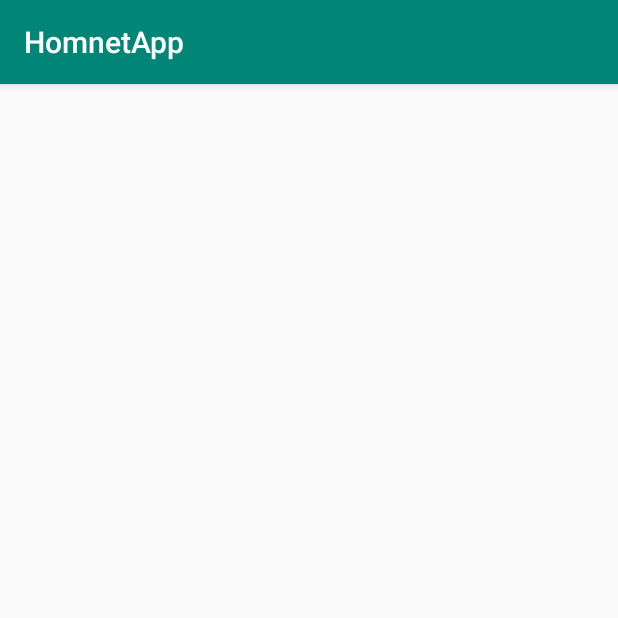
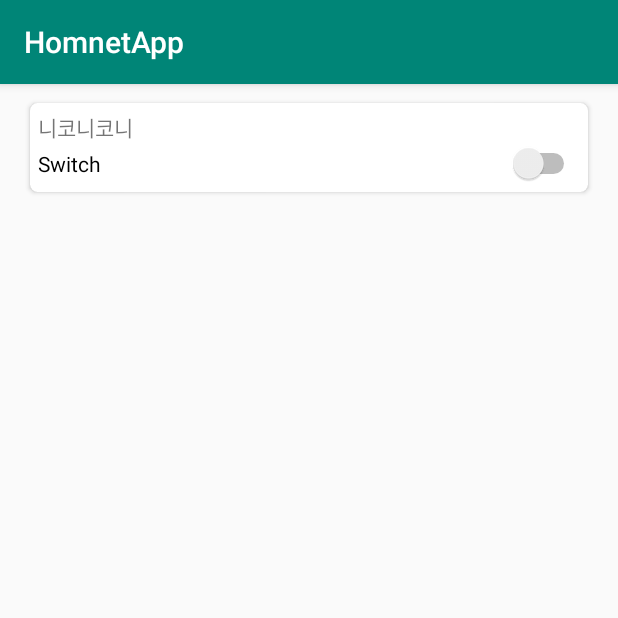
Before and after one commit to Yoogeonhui/LGHomnetAppProject, an Android app: the ControlActivity screen opened directly, with no data from a screen before it, on a phone screen of 412 x 824 dp, the top half of it. Run offline under Robolectric (Android 15) with nearby library versions, the phone set to English and light mode, and no system bars; network calls fail; 1 statement that could not run was skipped.

```diff
--- a/app/src/main/java/com/ygh/org/homnetapp/LoginActivity.java
+++ b/app/src/main/java/com/ygh/org/homnetapp/LoginActivity.java
@@ -49,7 +49,7 @@ public class LoginActivity extends AppCompatActivity {
             @Override
             public void onResponse(Call<String> call, Response<String> response) {
                 Log.d("TAG", response.body());
-                if(!response.body().equals("\"LOGOUT\"")){
+                if(!response.body().equals("\"LOGOUT\"") && !response.body().equals("\"Object reference not set to an instance of an object.\"")){
                     Intent controlIntent = new Intent(currentContext, ControlActivity.class);
                     startActivity(controlIntent);
                 }
@@ -84,7 +84,8 @@ public class LoginActivity extends AppCompatActivity {
         CallbackAfterRequest callbackAfterRequest = (Pair<Boolean, String> result)->{
             Toast.makeText(context, result.second, Toast.LENGTH_LONG).show();
             if(result.first){
-                //TODO
+                Intent intent = new Intent(this, ControlActivity.class);
+                startActivity(intent);
             }
         };
         req.login(inputID, inputPwd, callbackAfterRequest);
--- a/app/src/main/java/com/ygh/org/homnetapp/Request/CallbackAfterRequest.java
+++ b/app/src/main/java/com/ygh/org/homnetapp/Request/CallbackAfterRequest.java
@@ -2,6 +2,8 @@ package com.ygh.org.homnetapp.Request;
 
 import android.util.Pair;
 
+import java.util.Map;
+
 public interface CallbackAfterRequest {
     public void OnResponse(Pair<Boolean, String> result);
 }
--- a/app/src/main/java/com/ygh/org/homnetapp/Request/RequestUtil.java
+++ b/app/src/main/java/com/ygh/org/homnetapp/Request/RequestUtil.java
@@ -74,7 +74,7 @@ public class RequestUtil {
                 }
 
                 if(response.body().contains("ActiveX 초기화")){
-                    callback.OnResponse(new Pair<>(false, "벌써 로그인 되어있습니다."));
+                    callback.OnResponse(new Pair<>(true, "벌써 로그인 되어있습니다."));
                     return;
                 }
 
--- a/app/src/main/res/layout/activity_control.xml
+++ b/app/src/main/res/layout/activity_control.xml
@@ -1,11 +1,59 @@
 <?xml version="1.0" encoding="utf-8"?>
-<LinearLayout xmlns:android="http://schemas.android.com/apk/res/android"
+<android.support.constraint.ConstraintLayout xmlns:android="http://schemas.android.com/apk/res/android"
     xmlns:app="http://schemas.android.com/apk/res-auto"
     xmlns:tools="http://schemas.android.com/tools"
     android:layout_width="match_parent"
     android:layout_height="match_parent"
-    android:orientation = "vertical"
-    tools:context=".ControlActivity">
+    android:orientation="vertical"
+    tools:context=".ControlActivity" >
 
+    <LinearLayout
+        android:id="@+id/Controls"
+        android:layout_width="0dp"
+        android:layout_height="0dp"
+        android:layout_marginStart="8dp"
+        android:layout_marginLeft="8dp"
+        android:layout_marginTop="8dp"
+        android:layout_marginEnd="8dp"
+        android:layout_marginRight="8dp"
+        android:layout_marginBottom="8dp"
+        android:orientation="vertical"
+        app:layout_constraintBottom_toBottomOf="parent"
+        app:layout_constraintEnd_toEndOf="parent"
+        app:layout_constraintStart_toStartOf="parent"
+        app:layout_constraintTop_toTopOf="parent">
 
-</LinearLayout>
+        <android.support.v7.widget.CardView
+            android:layout_width="match_parent"
+            android:layout_height="wrap_content"
+            android:layout_marginStart="8dp"
+            android:layout_marginLeft="8dp"
+            android:layout_marginEnd="8dp"
+            android:layout_marginRight="8dp"
+            app:cardCornerRadius="5dp"
+            app:cardUseCompatPadding="true"
+            app:contentPadding="5dp"
+            app:layout_constraintEnd_toEndOf="parent"
+            app:layout_constraintStart_toStartOf="parent"
+            app:layout_constraintTop_toTopOf="parent">
+
+            <LinearLayout
+                android:layout_width="match_parent"
+                android:layout_height="wrap_content"
+                android:orientation="vertical">
+
+                <TextView
+                    android:id="@+id/textView2"
+                    android:layout_width="match_parent"
+                    android:layout_height="wrap_content"
+                    android:text="니코니코니" />
+
+                <Switch
+                    android:id="@+id/switch1"
+                    android:layout_width="match_parent"
+                    android:layout_height="wrap_content"
+                    android:text="Switch" />
+            </LinearLayout>
+        </android.support.v7.widget.CardView>
+    </LinearLayout>
+</android.support.constraint.ConstraintLayout>
--- a/app/src/main/res/layout/item.xml
+++ /dev/null
@@ -1,6 +0,0 @@
-<?xml version="1.0" encoding="utf-8"?>
-<android.support.constraint.ConstraintLayout
-    xmlns:android="http://schemas.android.com/apk/res/android" android:layout_width="match_parent"
-    android:layout_height="match_parent">
-
-</android.support.constraint.ConstraintLayout>
```
Also changed, not shown: app/src/main/java/com/ygh/org/homnetapp/ControlActivity.java (+44 -3 lines), app/src/main/java/com/ygh/org/homnetapp/Device/Boiler.java (+21 -20 lines), app/src/main/java/com/ygh/org/homnetapp/Device/Device.java (+66 -3 lines), app/src/main/java/com/ygh/org/homnetapp/Device/Light.java (+40 -3 lines), app/src/main/java/com/ygh/org/homnetapp/Device/Valve.java (+6 -3 lines), app/src/main/java/com/ygh/org/homnetapp/Device/Vent.java (+10 -3 lines), app/src/main/java/com/ygh/org/homnetapp/Request/CallbackMap.java (added, +7 -0 lines).
